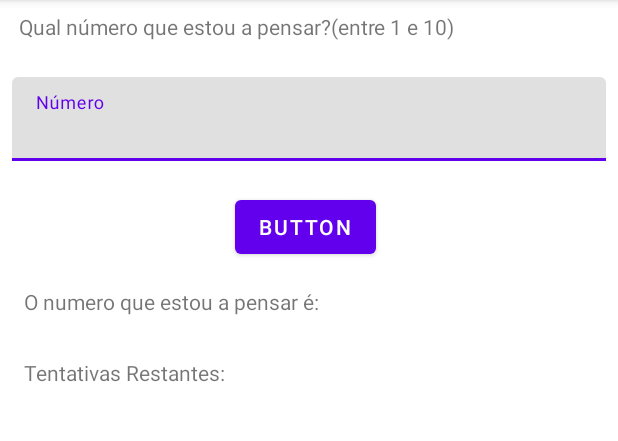
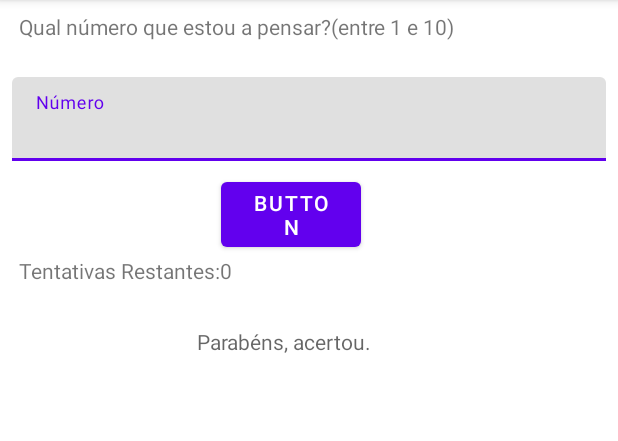
Before and after one commit to JakeShik/JogoAdivinha, an Android app: the screen it shows after launch (MainActivity), on a phone screen of 412 x 824 dp, the part 84-525 px from its top. Run offline under Robolectric (Android 15) with nearby library versions, the phone set to English and light mode, and no system bars.

Commit message:
Program is runnnig, but layout need a fix.

```diff
--- a/app/src/main/java/com/example/jogoadivinha/MainActivity.kt
+++ b/app/src/main/java/com/example/jogoadivinha/MainActivity.kt
@@ -4,19 +4,56 @@ import androidx.appcompat.app.AppCompatActivity
 import android.os.Bundle
 import android.view.View
 import android.widget.TextView
+import java.util.*
 
 class MainActivity : AppCompatActivity() {
+
+    private val random = Random()
+    private var numeroF = 0
+    private var tentativas = 0
+
+
     override fun onCreate(savedInstanceState: Bundle?) {
         super.onCreate(savedInstanceState)
         setContentView(R.layout.activity_main)
+
+        novoJogo()
     }
+
+    private fun novoJogo() {
+        numeroF = random.nextInt(10) +1
+
+        atualizaTentativas()
+    }
+
+    private fun atualizaTentativas() {
+        findViewById<TextView>(R.id.textViewTentativas).text = getString(R.string.tentativas_restantes) + tentativas
+    }
+
     fun enviarNumero (view: View){
         val editTextNumero = findViewById<TextView>(R.id.EditTextNumero)
-        val edit
-        val numeroAdv = editTextNumero.text.toString().toInt()
-        val numeroC = 8
-        if (numeroC > numeroAdv){
-
+        val numeroAdv = editTextNumero.text.toString().toIntOrNull()
+        when(numeroAdv){
+            in 1..10 -> verificaSeAcertou(numeroAdv!!)
+            null -> editTextNumero.error = "Introduza um número entre 1 e 10"
+            else -> editTextNumero.error = "O número deve estar entre 1 e 10"
         }
     }
+
+    private fun verificaSeAcertou(numeroAdv: Int) {
+        val textViewFeedback = findViewById<TextView>(R.id.textViewFeedBack)
+        tentativas++
+        atualizaTentativas()
+        if(numeroAdv==numeroF){
+            textViewFeedback.text = getString(R.string.parab_ns_acertou)
+            querJogarNovamente()
+        }else if (numeroAdv > numeroF){
+            textViewFeedback.text = getString(R.string.numero_maior)
+        }else{
+            textViewFeedback.text = getString(R.string.numero_menor)
+        }
+    }
+    private fun querJogarNovamente(){
+
+    }
 }
--- a/app/src/main/res/layout/activity_main.xml
+++ b/app/src/main/res/layout/activity_main.xml
@@ -6,7 +6,7 @@
     android:layout_width="match_parent"
     android:layout_height="match_parent"
     android:orientation="vertical"
-    tools:context=".MainActivity" >
+    tools:context=".MainActivity">
 
     <TextView
         android:id="@+id/textView2"
@@ -32,38 +32,39 @@
             android:layout_width="match_parent"
             android:layout_height="match_parent"
             android:layout_margin="8dp"
-            android:hint="@string/n_mero" />
+            android:hint="@string/n_mero"
+            android:inputType="number" />
     </com.google.android.material.textfield.TextInputLayout>
 
     <Button
-        android:id="@+id/button"
-        android:layout_width="wrap_content"
+        android:id="@+id/buttonAdivinha"
+        android:layout_width="93dp"
         android:layout_height="wrap_content"
-        android:layout_marginTop="12dp"
+        android:onClick="enviarNumero"
         android:text="@string/button"
         app:layout_constraintEnd_toEndOf="parent"
-        app:layout_constraintHorizontal_bias="0.471"
-        app:layout_constraintStart_toStartOf="@+id/textInputLayout2"
+        app:layout_constraintHorizontal_bias="0.462"
+        app:layout_constraintStart_toStartOf="parent"
         app:layout_constraintTop_toBottomOf="@+id/textInputLayout2" />
 
     <TextView
-        android:id="@+id/textView3"
+        android:id="@+id/textViewTentativas"
         android:layout_width="wrap_content"
         android:layout_height="wrap_content"
-        android:layout_marginStart="16dp"
-        android:layout_marginLeft="16dp"
-        android:layout_marginTop="16dp"
-        android:text="@string/o_numero_que_estou_a_pensar"
-        app:layout_constraintStart_toStartOf="parent"
-        app:layout_constraintTop_toBottomOf="@+id/button" />
+        android:text="@string/tentativas_restantes"
+        app:layout_constraintStart_toStartOf="@+id/textInputLayout2"
+        app:layout_constraintTop_toBottomOf="@+id/buttonAdivinha" />
 
     <TextView
-        android:id="@+id/textView4"
+        android:id="@+id/textViewFeedBack"
         android:layout_width="wrap_content"
         android:layout_height="wrap_content"
         android:layout_marginTop="28dp"
-        android:text="@string/tentativas_restantes"
-        app:layout_constraintStart_toStartOf="@+id/textView3"
-        app:layout_constraintTop_toBottomOf="@+id/textView3" />
+        android:hint="@string/parab_ns_acertou"
+        android:textColor="#673AB7"
+        app:layout_constraintEnd_toEndOf="@+id/buttonAdivinha"
+        app:layout_constraintHorizontal_bias="0.708"
+        app:layout_constraintStart_toStartOf="@+id/buttonAdivinha"
+        app:layout_constraintTop_toBottomOf="@+id/textViewTentativas" />
 
 </androidx.constraintlayout.widget.ConstraintLayout>
--- a/app/src/main/res/values/strings.xml
+++ b/app/src/main/res/values/strings.xml
@@ -5,4 +5,8 @@
     <string name="button">Button</string>
     <string name="o_numero_que_estou_a_pensar">O numero que estou a pensar é:</string>
     <string name="tentativas_restantes">Tentativas Restantes:</string>
+    <string name="parab_ns_acertou">Parabéns, acertou.</string>
+    <string name="adivinha" />
+    <string name="numero_maior">O numero é maior que o desejado</string>
+    <string name="numero_menor">O numero é menor que o desejado</string>
 </resources>
```
